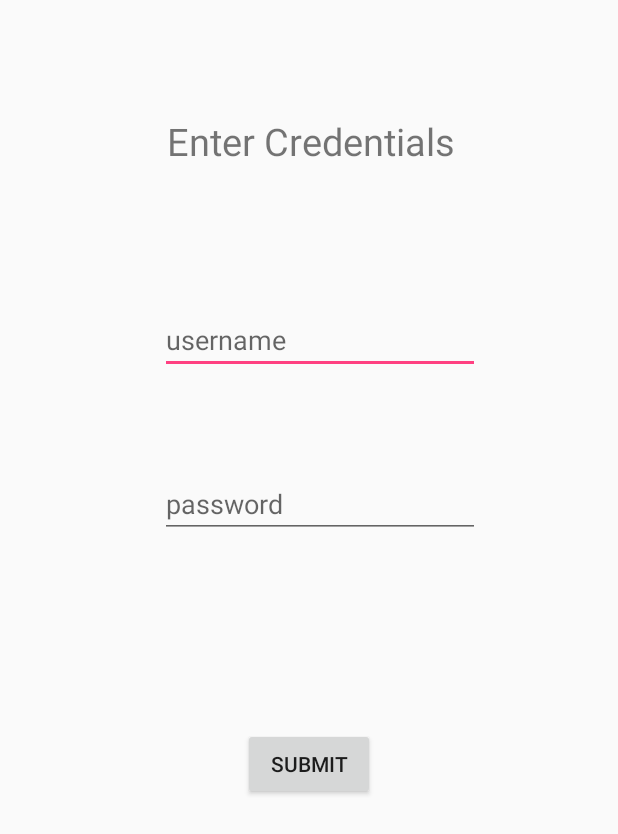
After one commit to TheLippyT/NotAnotherWorkoutApp, an Android app: the RegisterActivity screen opened directly, with no data from a screen before it, on a phone screen of 412 x 824 dp. The commit adds this screen. Shown: the top 834 px of the screen. Run offline under Robolectric (Android 15) with nearby library versions, the phone set to English and light mode, and no system bars.

Commit message:
extra shit added.

```diff
--- a/app/build.gradle
+++ b/app/build.gradle
@@ -23,10 +23,14 @@ dependencies {
     implementation fileTree(dir: 'libs', include: ['*.jar'])
     implementation 'androidx.appcompat:appcompat:1.1.0'
     implementation 'androidx.constraintlayout:constraintlayout:1.1.3'
+    implementation 'com.google.android.material:material:1.0.0'
+    implementation 'androidx.annotation:annotation:1.1.0'
+    implementation 'androidx.lifecycle:lifecycle-extensions:2.2.0'
     testImplementation 'junit:junit:4.12'
     androidTestImplementation 'androidx.test.ext:junit:1.1.0'
     androidTestImplementation 'androidx.test.espresso:espresso-core:3.1.1'
     implementation 'com.android.volley:volley:1.1.0'
     implementation group: 'com.fasterxml.jackson.core', name: 'jackson-databind', version: '2.9.3'
+    implementation 'androidx.recyclerview:recyclerview:1.0.0'
 
 }
--- /dev/null
+++ b/app/src/main/java/com/example/notanotherworkoutapp/RegisterActivity.java
@@ -0,0 +1,30 @@
+package com.example.notanotherworkoutapp;
+
+import androidx.appcompat.app.AppCompatActivity;
+
+import android.os.Bundle;
+import android.view.View;
+import android.widget.Button;
+import android.widget.EditText;
+
+public class RegisterActivity extends AppCompatActivity {
+    EditText registerUsername, registerPassword;
+    Button submitButton;
+
+    @Override
+    protected void onCreate(Bundle savedInstanceState) {
+        super.onCreate(savedInstanceState);
+        setContentView(R.layout.activity_register);
+
+        registerUsername = (EditText) findViewById(R.id.registerusername);
+        registerPassword = (EditText) findViewById(R.id.registerpassword);
+        submitButton = (Button) findViewById(R.id.submitButton);
+
+        submitButton.setOnClickListener(new View.OnClickListener() {
+            @Override
+            public void onClick(View v) {
+
+            }
+        });
+    }
+}
--- a/app/src/main/java/com/example/notanotherworkoutapp/database/DataBaseHelper.java
+++ b/app/src/main/java/com/example/notanotherworkoutapp/database/DataBaseHelper.java
@@ -95,6 +95,7 @@ public class DataBaseHelper extends SQLiteOpenHelper {
     }
 
 
+
     public void updateUser(int id, String fName,  String lName, String email, String password ) {
         SQLiteDatabase db = this.getWritableDatabase();
 
--- /dev/null
+++ b/app/src/main/res/layout/activity_register.xml
@@ -0,0 +1,83 @@
+<?xml version="1.0" encoding="utf-8"?>
+<androidx.constraintlayout.widget.ConstraintLayout xmlns:android="http://schemas.android.com/apk/res/android"
+    xmlns:app="http://schemas.android.com/apk/res-auto"
+    xmlns:tools="http://schemas.android.com/tools"
+    android:layout_width="match_parent"
+    android:layout_height="match_parent"
+    tools:context=".LoginActivity">
+
+    <EditText
+        android:id="@+id/registerusername"
+        android:layout_width="wrap_content"
+        android:layout_height="wrap_content"
+        android:layout_alignParentStart="true"
+        android:layout_alignParentTop="true"
+        android:layout_alignParentEnd="true"
+        android:layout_alignParentBottom="true"
+        android:layout_marginStart="106dp"
+        android:layout_marginTop="59dp"
+        android:layout_marginEnd="92dp"
+        android:layout_marginBottom="32dp"
+        android:ems="10"
+        android:hint="username"
+        android:inputType="textPersonName"
+        app:layout_constraintBottom_toTopOf="@+id/registerpassword"
+        app:layout_constraintEnd_toEndOf="parent"
+        app:layout_constraintStart_toStartOf="parent"
+        app:layout_constraintTop_toBottomOf="@+id/textView" />
+
+    <EditText
+        android:id="@+id/registerpassword"
+        android:layout_width="wrap_content"
+        android:layout_height="wrap_content"
+        android:layout_alignParentStart="true"
+        android:layout_alignParentEnd="true"
+        android:layout_alignParentBottom="true"
+        android:layout_marginStart="106dp"
+        android:layout_marginTop="32dp"
+        android:layout_marginEnd="92dp"
+        android:layout_marginBottom="63dp"
+        android:ems="10"
+        android:hint="password"
+        android:inputType="textPassword"
+        app:layout_constraintBottom_toTopOf="@+id/submitButton"
+        app:layout_constraintEnd_toEndOf="parent"
+        app:layout_constraintStart_toStartOf="parent"
+        app:layout_constraintTop_toBottomOf="@+id/registerusername" />
+
+    <TextView
+        android:id="@+id/textView"
+        android:layout_width="199dp"
+        android:layout_height="32dp"
+        android:layout_alignParentStart="true"
+        android:layout_alignParentEnd="true"
+        android:layout_alignParentBottom="true"
+        android:layout_marginStart="107dp"
+        android:layout_marginTop="97dp"
+        android:layout_marginEnd="106dp"
+        android:layout_marginBottom="36dp"
+        android:gravity="center"
+        android:text="Enter Credentials"
+        android:textSize="25dp"
+        app:layout_constraintBottom_toTopOf="@+id/registerusername"
+        app:layout_constraintEnd_toEndOf="parent"
+        app:layout_constraintStart_toStartOf="parent"
+        app:layout_constraintTop_toTopOf="parent" />
+
+    <Button
+        android:id="@+id/submitButton"
+        android:layout_width="wrap_content"
+        android:layout_height="wrap_content"
+        android:layout_alignParentEnd="true"
+        android:layout_alignParentBottom="true"
+        android:layout_marginStart="162dp"
+        android:layout_marginTop="63dp"
+        android:layout_marginEnd="162dp"
+        android:layout_marginBottom="311dp"
+        android:text="Submit"
+        app:layout_constraintBottom_toBottomOf="parent"
+        app:layout_constraintEnd_toEndOf="parent"
+        app:layout_constraintStart_toStartOf="parent"
+        app:layout_constraintTop_toBottomOf="@+id/registerpassword" />
+
+</androidx.constraintlayout.widget.ConstraintLayout>
--- /dev/null
+++ b/app/src/main/res/values/dimens.xml
@@ -0,0 +1,5 @@
+<resources>
+    <!-- Default screen margins, per the Android Design guidelines. -->
+    <dimen name="activity_horizontal_margin">16dp</dimen>
+    <dimen name="activity_vertical_margin">16dp</dimen>
+</resources>
```
Also changed, not shown: app/src/main/AndroidManifest.xml (+12 -8 lines), app/src/main/java/com/example/notanotherworkoutapp/LoginActivity.java (added, +85 -0 lines), app/src/main/java/com/example/notanotherworkoutapp/WorkoutAct.java (+12 -4 lines), app/src/main/res/layout/activity_edit_work.xml (+11 -0 lines), app/src/main/res/layout/activity_login.xml (added, +112 -0 lines), app/src/main/res/values/strings.xml (+9 -0 lines), app/src/main/res/layout/activity_workout.xml (line endings or trailing spaces).
